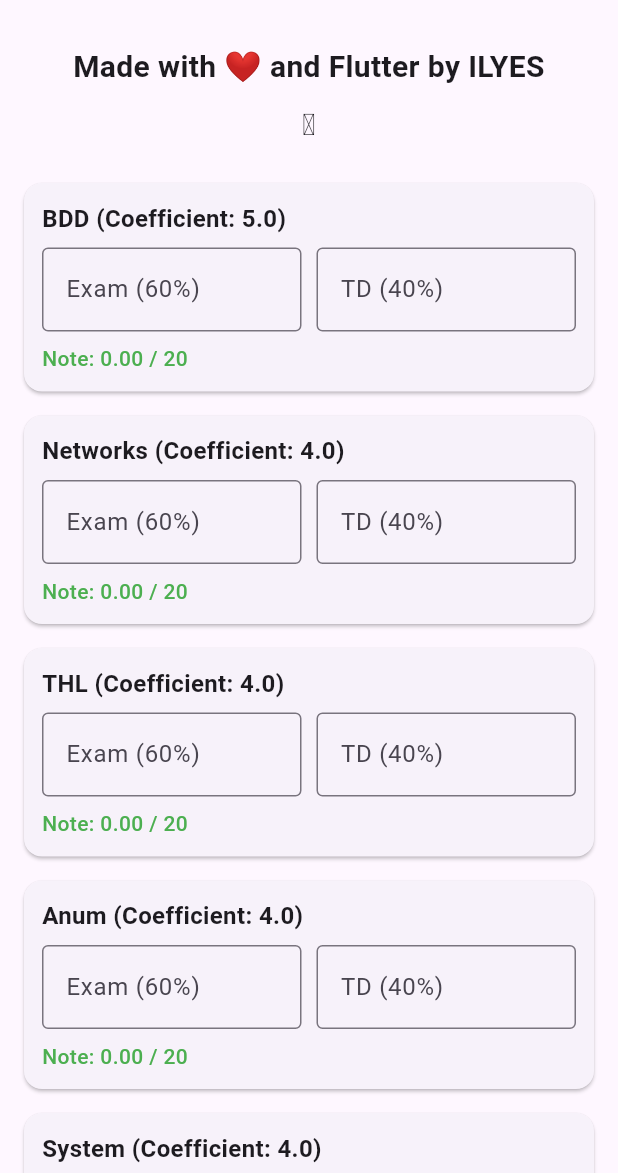
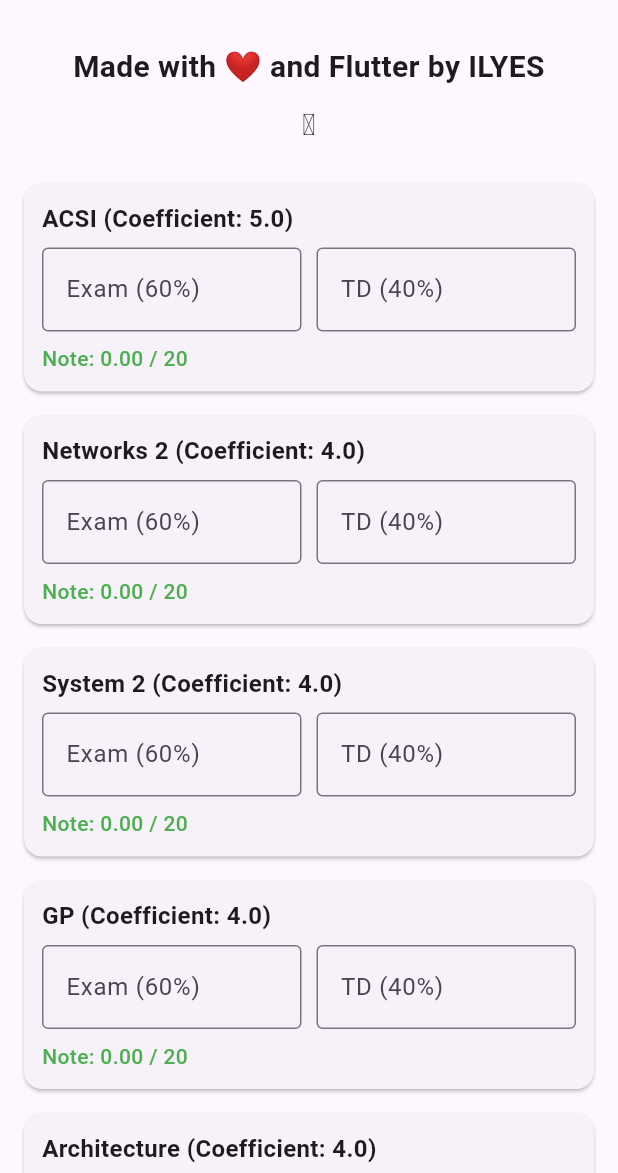
Before and after one commit to i-brahmi/stupid-calculator-for-esi, a Flutter app: the screen it shows after launch, on a phone screen of 412 x 824 dp, the part 63-1236 px from its top. Run offline on Flutter 3.47's test engine with Material 3 defaults, Android fonts, the phone set to English and light mode, and no system bars.

Commit message:
feat: implement semester grade calculator UI and update project dependencies

```diff
--- a/lib/calculator_screen.dart
+++ b/lib/calculator_screen.dart
@@ -12,13 +12,14 @@ class CalculatorScreen extends StatefulWidget {
 
 class _CalculatorScreenState extends State<CalculatorScreen> {
   final List<Subject> subjects = const [
-    Subject(name: 'BDD', coefficient: 5),
-    Subject(name: 'Networks', coefficient: 4),
-    Subject(name: 'THL', coefficient: 4),
-    Subject(name: 'Anum', coefficient: 4),
-    Subject(name: 'System', coefficient: 4),
-    Subject(name: 'IGL', coefficient: 4),
-    Subject(name: 'RO', coefficient: 3),
+    Subject(name: 'ACSI', coefficient: 5),
+    Subject(name: 'Networks 2', coefficient: 4),
+    Subject(name: 'System 2', coefficient: 4),
+    Subject(name: 'GP', coefficient: 4),
+    Subject(name: 'Architecture', coefficient: 4),
+    Subject(name: 'L.O.W', coefficient: 4),
+    Subject(name: 'Project', coefficient: 3),
+    Subject(name: 'Security', coefficient: 2),
     Subject(name: 'English', coefficient: 2),
   ];
 
```
Also changed, not shown: pubspec.lock.
